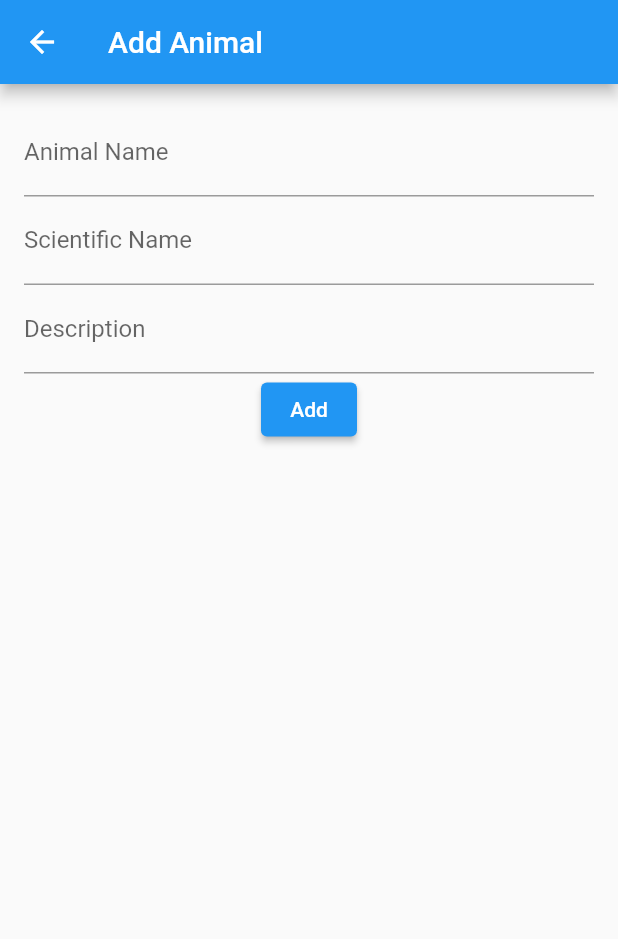
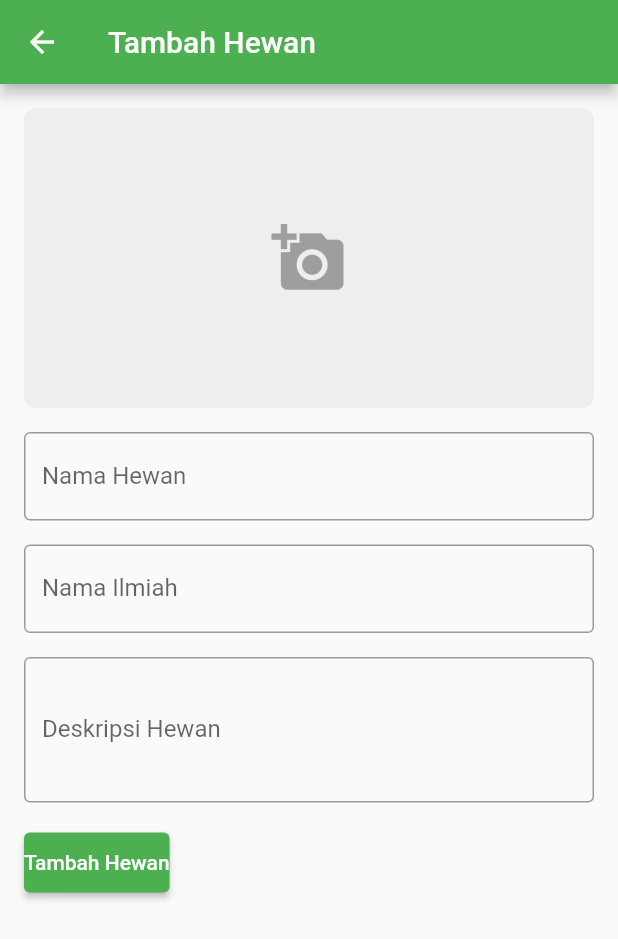
Before and after one commit to gusangga909/uts_mobile_programming_220040112, a Flutter app: the screen it shows after launch, after a tap on the "add" icon, on a phone screen of 412 x 824 dp. Shown: the top 939 px of the screen. Run offline on Flutter 3.47's test engine with Material 2 defaults, Android fonts, the light colour scheme and no system bars; our stand-ins replace image_picker.

Commit message:
Update Fitur

```diff
--- a/lib/daftar_hewan.dart
+++ b/lib/daftar_hewan.dart
@@ -1,53 +1,50 @@
+import 'dart:io';  // Import yang diperlukan
 import 'package:flutter/material.dart';
-import 'tambah_hewan.dart'; // Pastikan add_animal.dart digunakan di sini
-import 'hewan.dart';
+import 'hewan.dart';  // Pastikan mengimpor model Hewan yang sudah ada
 
-class AnimalListPage extends StatelessWidget {
-  final List<Animal> animals;
-  final Function(Animal) onAddAnimal;
+class DaftarHewanPage extends StatelessWidget {
+  final List<Hewan> daftarHewan;
 
-  AnimalListPage({required this.animals, required this.onAddAnimal});
+  DaftarHewanPage({required this.daftarHewan});
 
   @override
   Widget build(BuildContext context) {
     return Scaffold(
       appBar: AppBar(
         title: Text('Daftar Hewan'),
+        backgroundColor: Colors.green,
       ),
       body: ListView.builder(
-        itemCount: animals.length,
+        itemCount: daftarHewan.length,
         itemBuilder: (context, index) {
-          return ListTile(
-            title: Text(animals[index].name),
-            subtitle: Text(animals[index].scientificName),
-            onTap: () {
-              // Ini adalah tempat untuk membuka AddAnimalPage jika ingin menambah atau mengedit data
-              Navigator.push(
-                context,
-                MaterialPageRoute(
-                  builder: (context) => AddAnimalPage(
-                    onAddAnimal: onAddAnimal,
-                    animalToEdit: animals[index], // Jika ingin mengedit
-                  ),
-                ),
-              );
-            },
-          );
-        },
-      ),
-      floatingActionButton: FloatingActionButton(
-        onPressed: () {
-          // Menambahkan hewan baru
-          Navigator.push(
-            context,
-            MaterialPageRoute(
-              builder: (context) => AddAnimalPage(
-                onAddAnimal: onAddAnimal,
+          final hewan = daftarHewan[index];
+          return Card(
+            margin: EdgeInsets.all(8.0),
+            shape: RoundedRectangleBorder(
+              borderRadius: BorderRadius.circular(12),
+            ),
+            child: ListTile(
+              contentPadding: EdgeInsets.all(12),
+              leading: ClipRRect(
+                borderRadius: BorderRadius.circular(8),
+                child: hewan.image.isEmpty
+                    ? Icon(Icons.image, size: 40, color: Colors.grey) // Menampilkan ikon jika gambar kosong
+                    : Image.file(
+                        File(hewan.image),  // Menggunakan File dengan benar
+                        width: 80,
+                        height: 80,
+                        fit: BoxFit.cover,
+                      ),
               ),
+              title: Text(hewan.nama, style: TextStyle(fontSize: 18)),
+              subtitle: Text(hewan.namaIlmiah),
+              trailing: Icon(Icons.arrow_forward),
+              onTap: () {
+                // Navigasi ke halaman detail atau edit
+              },
             ),
           );
         },
-        child: Icon(Icons.add),
       ),
     );
   }
--- a/lib/hewan.dart
+++ b/lib/hewan.dart
@@ -1,13 +1,13 @@
-class Animal {
-  final String name;
-  final String scientificName;
-  final String description;
+class Hewan {
+  final String nama;
+  final String namaIlmiah;
+  final String deskripsi;
   final String image;
 
-  Animal({
-    required this.name,
-    required this.scientificName,
-    required this.description,
+  Hewan({
+    required this.nama,
+    required this.namaIlmiah,
+    required this.deskripsi,
     required this.image,
   });
 }
--- a/lib/main.dart
+++ b/lib/main.dart
@@ -1,6 +1,7 @@
 import 'package:flutter/material.dart';
-import 'hewan.dart';
-import 'tambah_hewan.dart';
+import 'tambah_hewan.dart';  // Import halaman tambah hewan
+import 'daftar_hewan.dart';  // Import halaman daftar hewan
+import 'hewan.dart';  // Import model Hewan
 
 void main() {
   runApp(MyApp());
@@ -10,38 +11,25 @@ class MyApp extends StatelessWidget {
   @override
   Widget build(BuildContext context) {
     return MaterialApp(
-      title: 'Animal List',
-      theme: ThemeData(
-        primarySwatch: Colors.blue,
-      ),
-      home: AnimalListPage(),
+      title: 'Aplikasi Hewan',
+      theme: ThemeData(primarySwatch: Colors.green),
+      home: HomePage(),
     );
   }
 }
 
-class AnimalListPage extends StatefulWidget {
+class HomePage extends StatefulWidget {
   @override
-  _AnimalListPageState createState() => _AnimalListPageState();
+  _HomePageState createState() => _HomePageState();
 }
 
-class _AnimalListPageState extends State<AnimalListPage> {
-  List<Animal> animals = [];
+class _HomePageState extends State<HomePage> {
+  List<Hewan> daftarHewan = [];
 
-  void addAnimal(Animal animal) {
+  // Fungsi untuk menambahkan hewan
+  void _addHewan(Hewan hewan) {
     setState(() {
-      animals.add(animal);
-    });
-  }
-
-  void updateAnimal(int index, Animal updatedAnimal) {
-    setState(() {
-      animals[index] = updatedAnimal;
-    });
-  }
-
-  void deleteAnimal(int index) {
-    setState(() {
-      animals.removeAt(index);
+      daftarHewan.add(hewan);
     });
   }
 
@@ -49,48 +37,21 @@ class _AnimalListPageState extends State<AnimalListPage> {
   Widget build(BuildContext context) {
     return Scaffold(
       appBar: AppBar(
-        title: Text('Animal List'),
+        title: Text('Hewan Galeri'),
       ),
-      body: ListView.builder(
-        itemCount: animals.length,
-        itemBuilder: (context, index) {
-          final animal = animals[index];
-          return ListTile(
-            title: Text(animal.name),
-            subtitle: Text(animal.scientificName),
-            leading: Image.asset(animal.image),
-            trailing: IconButton(
-              icon: Icon(Icons.delete),
-              onPressed: () => deleteAnimal(index),
-            ),
-            onTap: () {
-              // Membuka halaman AddAnimalPage dengan data yang ada
-              Navigator.push(
-                context,
-                MaterialPageRoute(
-                  builder: (context) => AddAnimalPage(
-                    onAddAnimal: (animal) => addAnimal(animal),
-                    animalToEdit: animal, // Mengirim data yang ingin diedit
-                  ),
-                ),
-              );
-            },
-          );
-        },
-      ),
+      body: DaftarHewanPage(daftarHewan: daftarHewan),
       floatingActionButton: FloatingActionButton(
         onPressed: () {
+          // Navigasi ke halaman tambah hewan
           Navigator.push(
             context,
             MaterialPageRoute(
-              builder: (context) => AddAnimalPage(
-                onAddAnimal: (animal) => addAnimal(animal),
-                animalToEdit: null, // Tidak ada data untuk diedit
-              ),
+              builder: (context) => TambahHewanPage(onAddHewan: _addHewan),
             ),
           );
         },
         child: Icon(Icons.add),
+        backgroundColor: Colors.green,
       ),
     );
   }
--- a/lib/tambah_hewan.dart
+++ b/lib/tambah_hewan.dart
@@ -1,95 +1,141 @@
+import 'dart:io';
 import 'package:flutter/material.dart';
-import 'hewan.dart';
+import 'package:image_picker/image_picker.dart';
+import 'hewan.dart';  // Pastikan mengimpor model Hewan yang sudah ada
 
-class AddAnimalPage extends StatefulWidget {
-  final Function(Animal) onAddAnimal;
-  final Animal? animalToEdit;
+class TambahHewanPage extends StatefulWidget {
+  final Function(Hewan) onAddHewan;
 
-  AddAnimalPage({required this.onAddAnimal, this.animalToEdit});
+  TambahHewanPage({required this.onAddHewan});
 
   @override
-  _AddAnimalPageState createState() => _AddAnimalPageState();
+  _TambahHewanPageState createState() => _TambahHewanPageState();
 }
 
-class _AddAnimalPageState extends State<AddAnimalPage> {
-  late TextEditingController nameController;
-  late TextEditingController scientificNameController;
-  late TextEditingController descriptionController;
-  late String image;
+class _TambahHewanPageState extends State<TambahHewanPage> {
+  final _formKey = GlobalKey<FormState>();
+  TextEditingController _namaController = TextEditingController();
+  TextEditingController _namaIlmiahController = TextEditingController();
+  TextEditingController _deskripsiController = TextEditingController();
+  File? _image;
 
-  @override
-  void initState() {
-    super.initState();
-    if (widget.animalToEdit != null) {
-      nameController = TextEditingController(text: widget.animalToEdit!.name);
-      scientificNameController =
-          TextEditingController(text: widget.animalToEdit!.scientificName);
-      descriptionController =
-          TextEditingController(text: widget.animalToEdit!.description);
-      image = widget.animalToEdit!.image;
-    } else {
-      nameController = TextEditingController();
-      scientificNameController = TextEditingController();
-      descriptionController = TextEditingController();
-      image = ''; // Ganti dengan gambar default atau kosong
+  // Menampilkan dialog untuk memilih gambar
+  Future<void> _pickImage() async {
+    final picker = ImagePicker();
+    final pickedFile = await picker.pickImage(source: ImageSource.gallery);
+
+    if (pickedFile != null) {
+      setState(() {
+        _image = File(pickedFile.path);
+      });
     }
   }
 
-  void saveAnimal() {
-    final name = nameController.text;
-    final scientificName = scientificNameController.text;
-    final description = descriptionController.text;
-
-    if (widget.animalToEdit == null) {
-      // Menambahkan hewan baru
-      final newAnimal = Animal(
-        name: name,
-        scientificName: scientificName,
-        description: description,
-        image: image, // Pastikan image sudah terisi
+  // Fungsi untuk menambahkan data hewan
+  void _submit() {
+    if (_formKey.currentState?.validate() ?? false) {
+      final hewan = Hewan(
+        nama: _namaController.text,
+        namaIlmiah: _namaIlmiahController.text,
+        deskripsi: _deskripsiController.text,
+        image: _image?.path ?? '',
       );
-      widget.onAddAnimal(newAnimal);
-    } else {
-      // Memperbarui data hewan yang ada
-      final updatedAnimal = Animal(
-        name: name,
-        scientificName: scientificName,
-        description: description,
-        image: image,
-      );
-      widget.onAddAnimal(updatedAnimal); // Menggunakan fungsi yang sama untuk update
+      widget.onAddHewan(hewan); // Memanggil fungsi onAddHewan
+      Navigator.pop(context); // Kembali ke halaman sebelumnya setelah menambah hewan
     }
-
-    Navigator.pop(context); // Kembali ke halaman utama
   }
 
   @override
   Widget build(BuildContext context) {
     return Scaffold(
       appBar: AppBar(
-        title: Text(widget.animalToEdit == null ? 'Add Animal' : 'Edit Animal'),
+        title: Text('Tambah Hewan'),
+        backgroundColor: Colors.green,
       ),
       body: Padding(
         padding: const EdgeInsets.all(16.0),
+        child: Form(
+          key: _formKey,
           child: Column(
-          children: [
-            TextField(
-              controller: nameController,
-              decoration: InputDecoration(labelText: 'Animal Name'),
+            crossAxisAlignment: CrossAxisAlignment.start,
+            children: <Widget>[
+              // Pilih Gambar
+              GestureDetector(
+                onTap: _pickImage,
+                child: Container(
+                  height: 200,
+                  width: double.infinity,
+                  decoration: BoxDecoration(
+                    borderRadius: BorderRadius.circular(8),
+                    color: Colors.grey[200],
                   ),
-            TextField(
-              controller: scientificNameController,
-              decoration: InputDecoration(labelText: 'Scientific Name'),
+                  child: _image == null
+                      ? Icon(Icons.add_a_photo, size: 50, color: Colors.grey)
+                      : Image.file(_image!, fit: BoxFit.cover),
                 ),
-            TextField(
-              controller: descriptionController,
-              decoration: InputDecoration(labelText: 'Description'),
               ),
+              SizedBox(height: 16),
+
+              // Nama Hewan
+              TextFormField(
+                controller: _namaController,
+                decoration: InputDecoration(
+                  labelText: 'Nama Hewan',
+                  border: OutlineInputBorder(),
+                ),
+                validator: (value) {
+                  if (value == null || value.isEmpty) {
+                    return 'Nama hewan tidak boleh kosong';
+                  }
+                  return null;
+                },
+              ),
+              SizedBox(height: 16),
+
+              // Nama Ilmiah
+              TextFormField(
+                controller: _namaIlmiahController,
+                decoration: InputDecoration(
+                  labelText: 'Nama Ilmiah',
+                  border: OutlineInputBorder(),
+                ),
+                validator: (value) {
+                  if (value == null || value.isEmpty) {
+                    return 'Nama ilmiah tidak boleh kosong';
+                  }
+                  return null;
+                },
+              ),
+              SizedBox(height: 16),
+
+              // Deskripsi Hewan
+              TextFormField(
+                controller: _deskripsiController,
+                decoration: InputDecoration(
+                  labelText: 'Deskripsi Hewan',
+                  border: OutlineInputBorder(),
+                ),
+                maxLines: 3,
+                validator: (value) {
+                  if (value == null || value.isEmpty) {
+                    return 'Deskripsi tidak boleh kosong';
+                  }
+                  return null;
+                },
+              ),
+              SizedBox(height: 16),
+
+              // Tombol Submit
               ElevatedButton(
-              onPressed: saveAnimal,
-              child: Text(widget.animalToEdit == null ? 'Add' : 'Update'),
+                onPressed: _submit,
+                child: Text('Tambah Hewan'),
+                style: ElevatedButton.styleFrom(
+                  primary: Colors.green, // Warna tombol
+                  padding: EdgeInsets.symmetric(vertical: 12.0),
+                ),
               ),
             ],
+          ),
         ),
       ),
     );
```
Also changed, not shown: pubspec.yaml (+8 -4 lines), pubspec.lock, 6 other files. Lines whose indentation alone changed are shown as unchanged.
